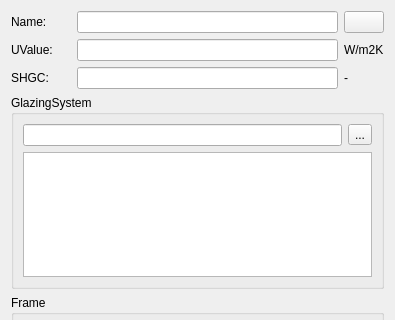
Above: SIM-VICUS/src/SVDBWindowEditWidget.ui from ghorwin/SIM-VICUS before the change; both pictures show x 0 to 395 and y 0 to 320 of the 395 by 955 pixel window. Below: the same form after it.
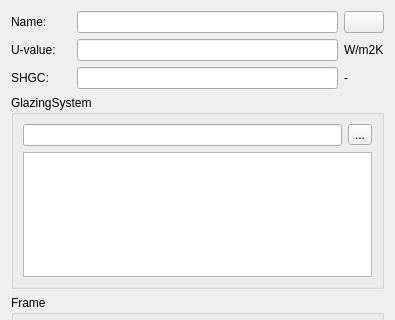
That is the form after the change. Custom widgets are drawn as their Qt base class.

Commit message: Added window property info in subsurface component db widget.

Diff of the .ui file:
```diff
--- a/SIM-VICUS/src/SVDBWindowEditWidget.ui
+++ b/SIM-VICUS/src/SVDBWindowEditWidget.ui
@@ -45,7 +45,7 @@
      <item row="1" column="0">
       <widget class="QLabel" name="labelUValue">
        <property name="text">
-        <string>UValue:</string>
+        <string>U-value:</string>
        </property>
       </widget>
      </item>
```
Left out of the diff: 6 changed lines with no effect on the pictures. The commit also changes 1 other file.
